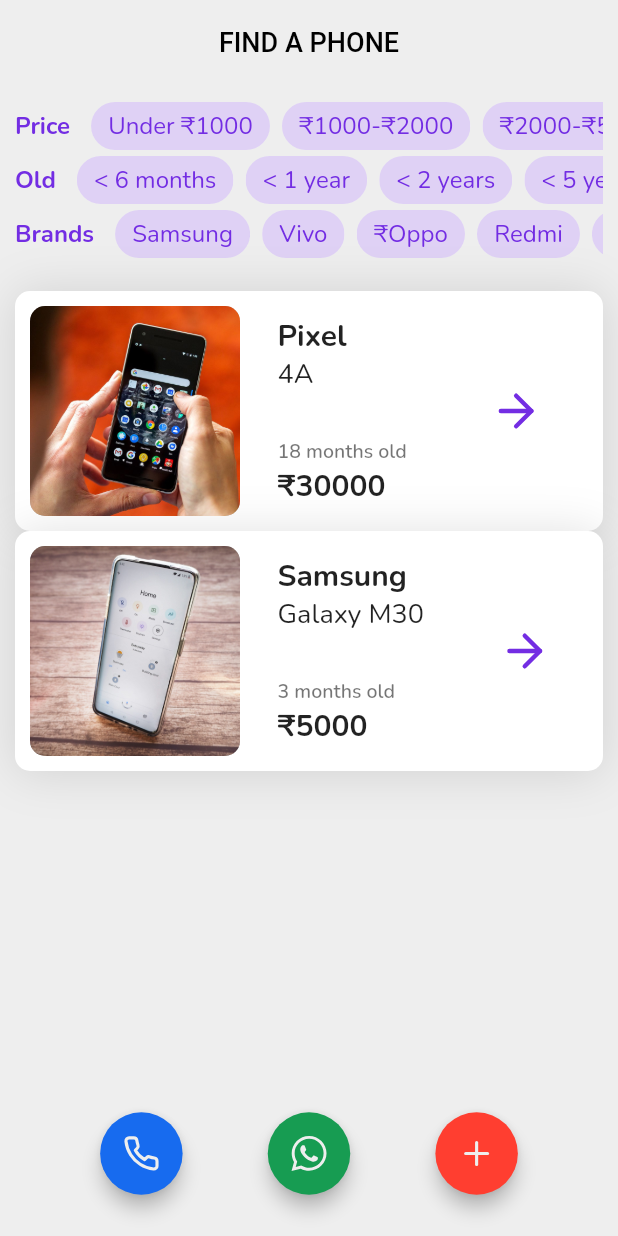
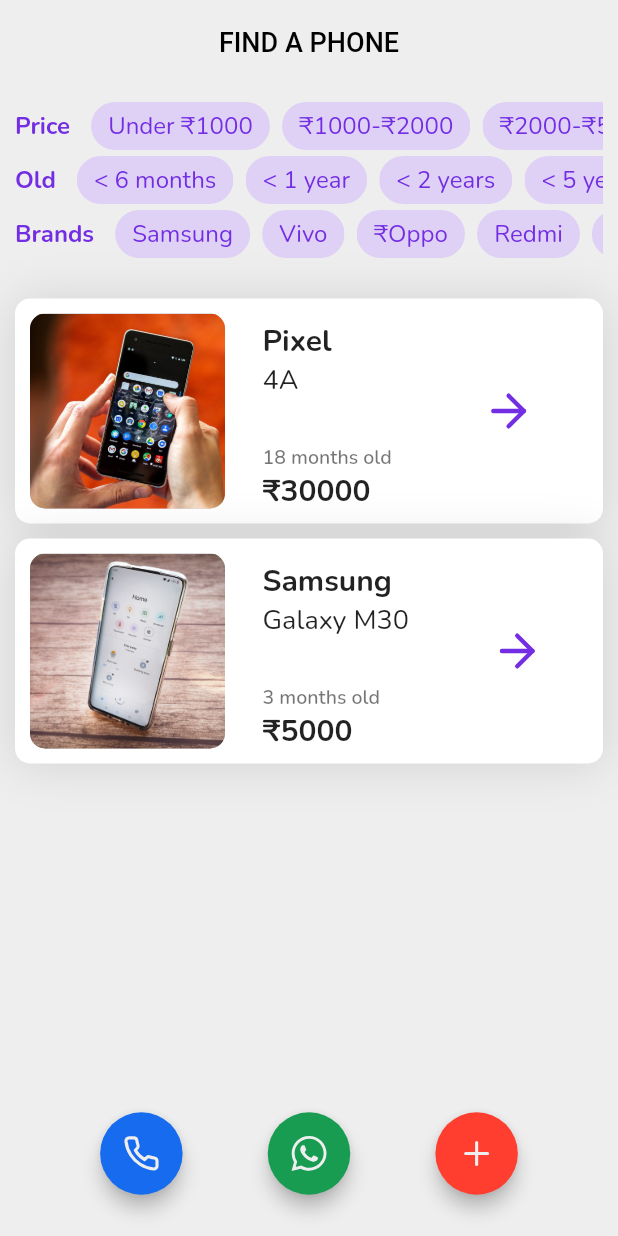
Before and after one commit to tc2n/secohand, a Flutter app: the screen it shows after launch, on a phone screen of 412 x 824 dp. Run offline on Flutter 3.47's test engine with Material 2 defaults, Android fonts, the phone set to English and light mode, and no system bars; our stand-ins replace flutter_feather_icons, flutter_svg, google_fonts.

Commit message:
made cards smaller

```diff
--- a/lib/components/phoneCard.dart
+++ b/lib/components/phoneCard.dart
@@ -14,8 +14,10 @@ class PhoneCard extends StatelessWidget {
 
   @override
   Widget build(BuildContext context) {
-    return Container(
-      height: 160,
+    return Padding(
+      padding: const EdgeInsets.symmetric(vertical: 5),
+      child: Container(
+        height: 150,
         decoration: BoxDecoration(
           color: Colors.white,
           borderRadius: BorderRadius.all(Radius.circular(10)),
@@ -37,8 +39,8 @@ class PhoneCard extends StatelessWidget {
             Padding(
               padding: const EdgeInsets.symmetric(horizontal: 10),
               child: Container(
-              height: 140,
-              width: 140,
+                height: 130,
+                width: 130,
                 decoration: BoxDecoration(
                   borderRadius: BorderRadius.all(Radius.circular(10)),
                   color: Colors.black26,
@@ -64,6 +66,7 @@ class PhoneCard extends StatelessWidget {
             Expanded(child: Icon(FeatherIcons.arrowRight, color: primary, size: 35,)),
           ],
         ),
+      ),
     );
   }
 }
```
Lines whose indentation alone changed are shown as unchanged.
